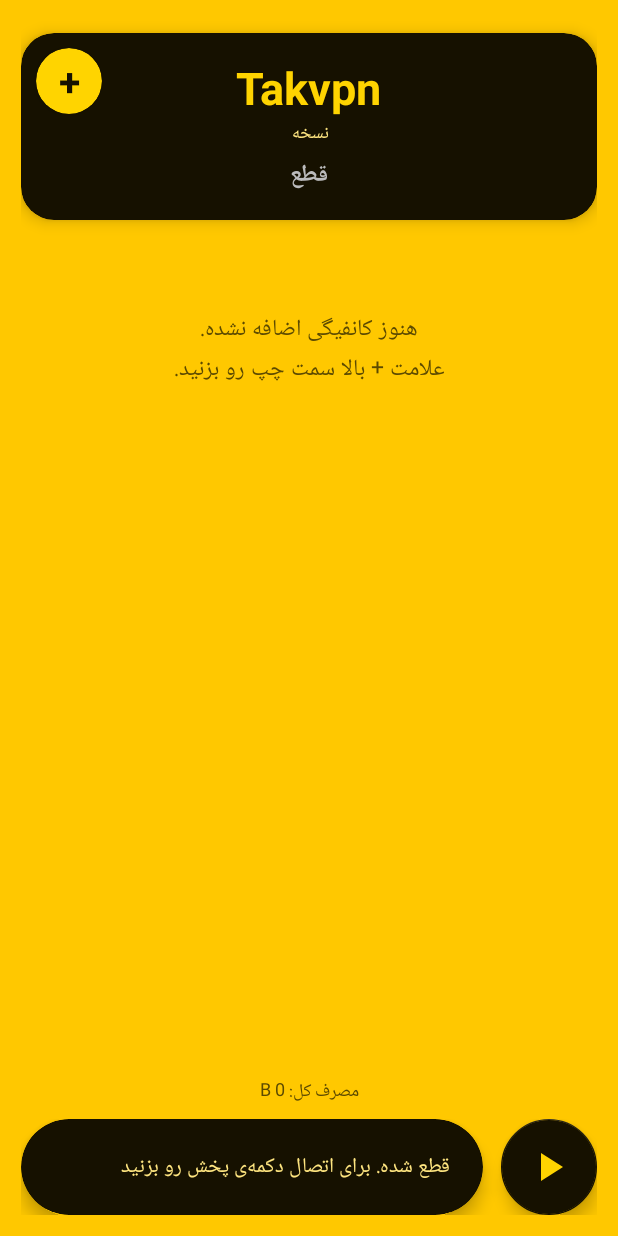
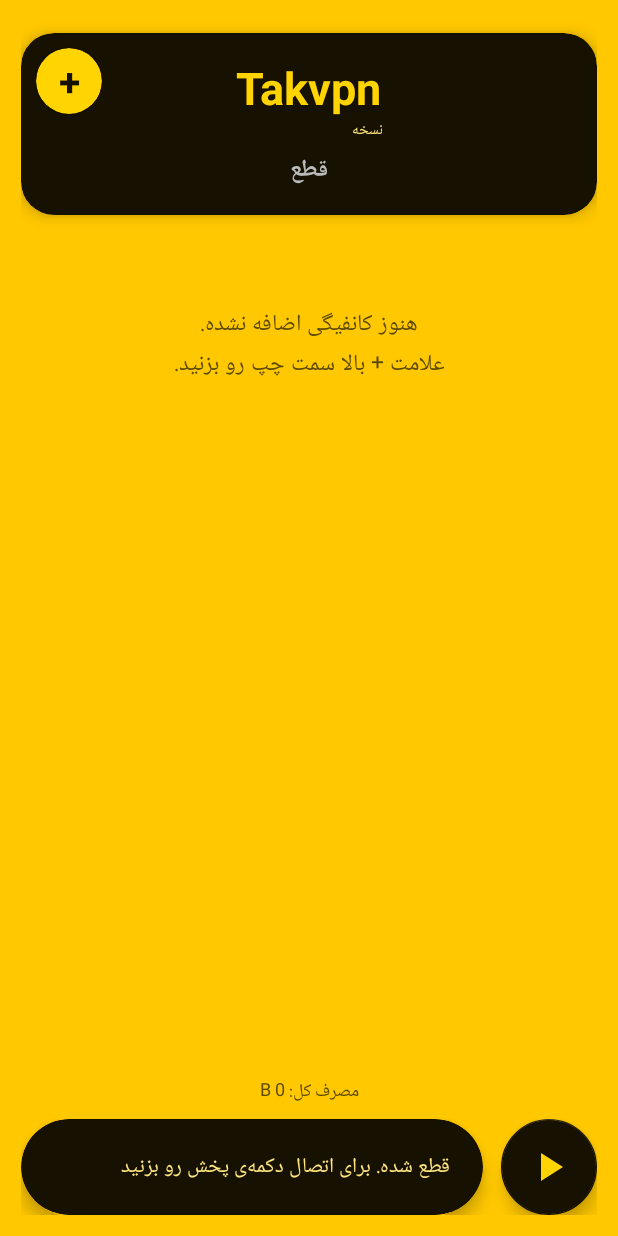
Before and after one commit to dearamir/Takvpn, an Android app: the screen it shows after launch (MainActivity), on a phone screen of 412 x 824 dp. Run offline under Robolectric (Android 15) with nearby library versions, the phone set to English and light mode, and no system bars; libraries missing offline, so code that uses them is left out: com.journeyapps.barcodescanner.

Commit message:
Align version label under TakVPN title

```diff
--- a/app/src/main/res/layout/activity_main.xml
+++ b/app/src/main/res/layout/activity_main.xml
@@ -25,6 +25,12 @@
                 android:orientation="vertical"
                 android:padding="16dp">
 
+                <LinearLayout
+                    android:layout_width="wrap_content"
+                    android:layout_height="wrap_content"
+                    android:gravity="end"
+                    android:orientation="vertical">
+
                     <TextView
                         android:id="@+id/titleText"
                         android:layout_width="wrap_content"
@@ -38,8 +44,11 @@
                         android:id="@+id/versionText"
                         android:layout_width="wrap_content"
                         android:layout_height="wrap_content"
+                        android:fontFamily="sans-serif-medium"
+                        android:letterSpacing="0.08"
                         android:textColor="@color/header_sub"
-                    android:textSize="12sp" />
+                        android:textSize="10sp" />
+                </LinearLayout>
 
                 <TextView
                     android:id="@+id/statusText"
```
Lines whose indentation alone changed are shown as unchanged.
